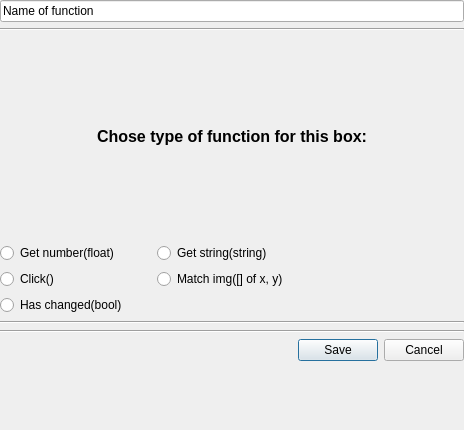
Old version of the form Design/BoxDialog.ui in the repository Kanter666/Botter.
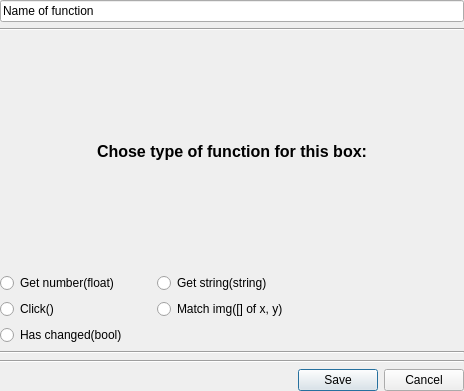
New version of the form.

What changed in the file:
```diff
--- a/Design/BoxDialog.ui
+++ b/Design/BoxDialog.ui
@@ -7,7 +7,7 @@
     <x>0</x>
     <y>0</y>
     <width>464</width>
-    <height>430</height>
+    <height>391</height>
    </rect>
   </property>
   <property name="windowTitle">
@@ -19,7 +19,7 @@
      <x>0</x>
      <y>0</y>
      <width>464</width>
-     <height>361</height>
+     <height>391</height>
     </rect>
    </property>
    <layout class="QGridLayout" name="main_gl">
```
